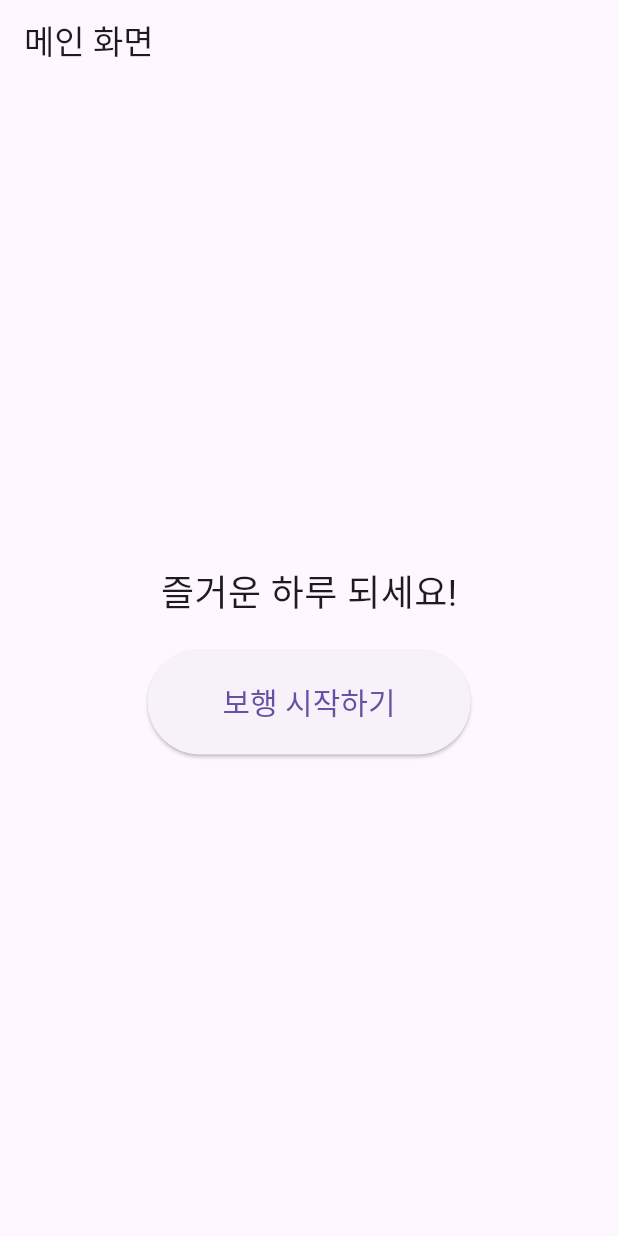
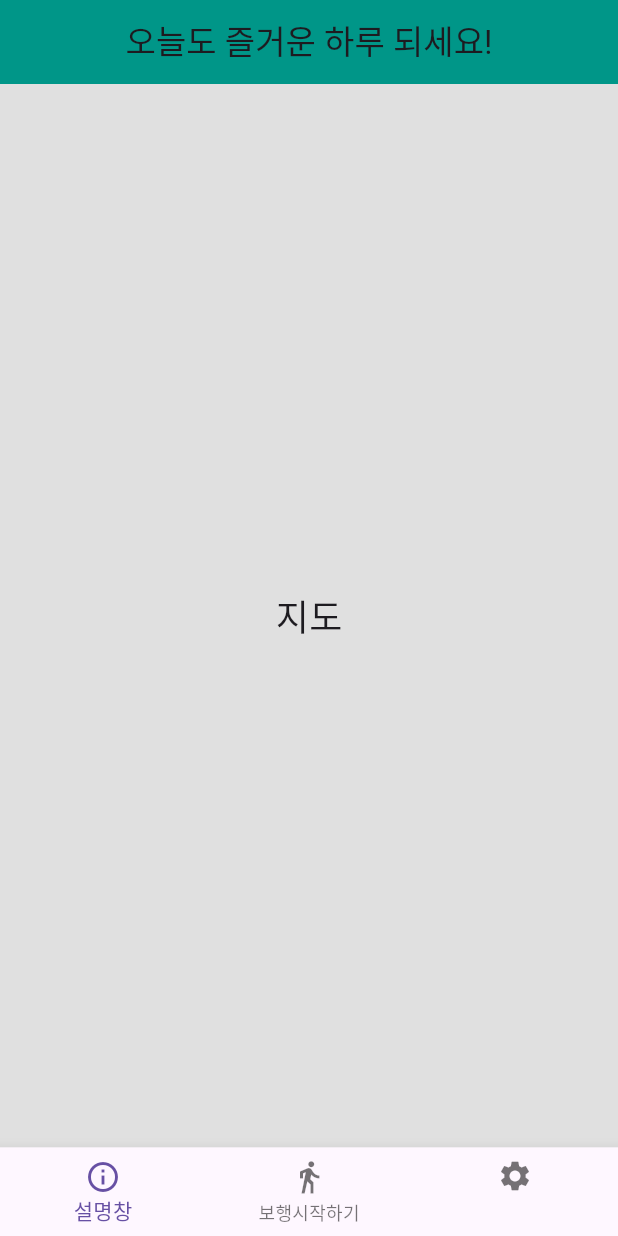
Before and after one commit to syprisilla/Walk_Guide, a Flutter app: the MainScreen screen opened directly, on a phone screen of 412 x 824 dp. Run offline on Flutter 3.47's test engine with Material 3 defaults, Android fonts, the phone set to English and light mode, and no system bars; our stand-ins replace pedometer, permission_handler, sensors_plus.

Commit message:
feat: basic screen UI

```diff
--- a/app/lib/main_screen.dart
+++ b/app/lib/main_screen.dart
@@ -7,33 +7,56 @@ class MainScreen extends StatelessWidget {
   @override
   Widget build(BuildContext context) {
     return Scaffold(
-      appBar: AppBar(title: const Text('메인 화면')),
-      body: Center(
-        child: Column(
-          mainAxisAlignment: MainAxisAlignment.center,
-          children: [
-            const Text('즐거운 하루 되세요!', style: TextStyle(fontSize: 24)),
-            const SizedBox(height: 20),
-            ElevatedButton(
-              style: ElevatedButton.styleFrom(
-                padding: const EdgeInsets.symmetric(
-                  horizontal: 50,
-                  vertical: 20,
+      appBar: AppBar(
+        title: const Text('오늘도 즐거운 하루 되세요!'),
+        centerTitle: true,
+        backgroundColor: Colors.teal,
+      ),
+      body: Column(
+        children: [
+          Expanded(
+            child: Center(
+              child: Container(
+                color: Colors.grey[300],
+                child: const Center(
+                  child: Text('지도', style: TextStyle(fontSize: 24)),
                 ),
-                textStyle: const TextStyle(fontSize: 20),
               ),
-              onPressed: () {
+            ),
+          ),
+          BottomNavigationBar(
+            items: const [
+              BottomNavigationBarItem(
+                icon: Icon(Icons.info_outline),
+                label: '설명창',
+              ),
+              BottomNavigationBarItem(
+                icon: Icon(Icons.directions_walk),
+                label: '보행시작하기',
+              ),
+              BottomNavigationBarItem(
+                icon: Icon(Icons.settings), // 또는 빈 아이콘 가능
+                label: '',
+              ),
+            ],
+            onTap: (index) {
+              if (index == 0) {
+                // 설명창 페이지로 이동 (임시)
+                ScaffoldMessenger.of(
+                  context,
+                ).showSnackBar(const SnackBar(content: Text('설명창으로 이동')));
+              } else if (index == 1) {
+                // 보행시작 페이지로 이동
                 Navigator.push(
                   context,
                   MaterialPageRoute(
                     builder: (context) => const StepCounterPage(),
                   ),
                 );
-              },
-              child: const Text('보행 시작하기'),
-            ),
-          ],
-        ),
+              }
+            },
+          ),
+        ],
       ),
     );
   }
```
